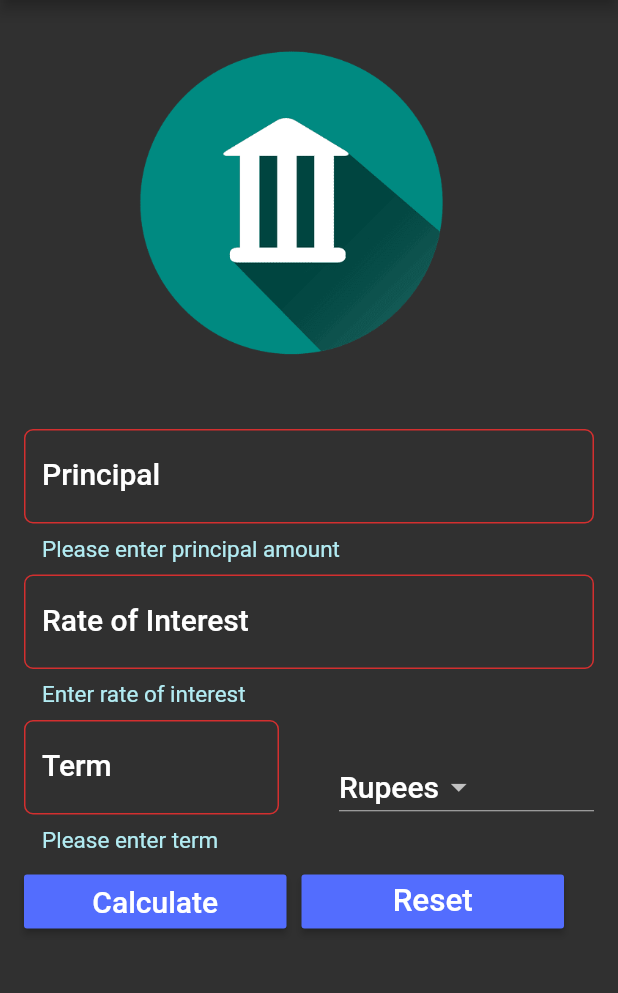
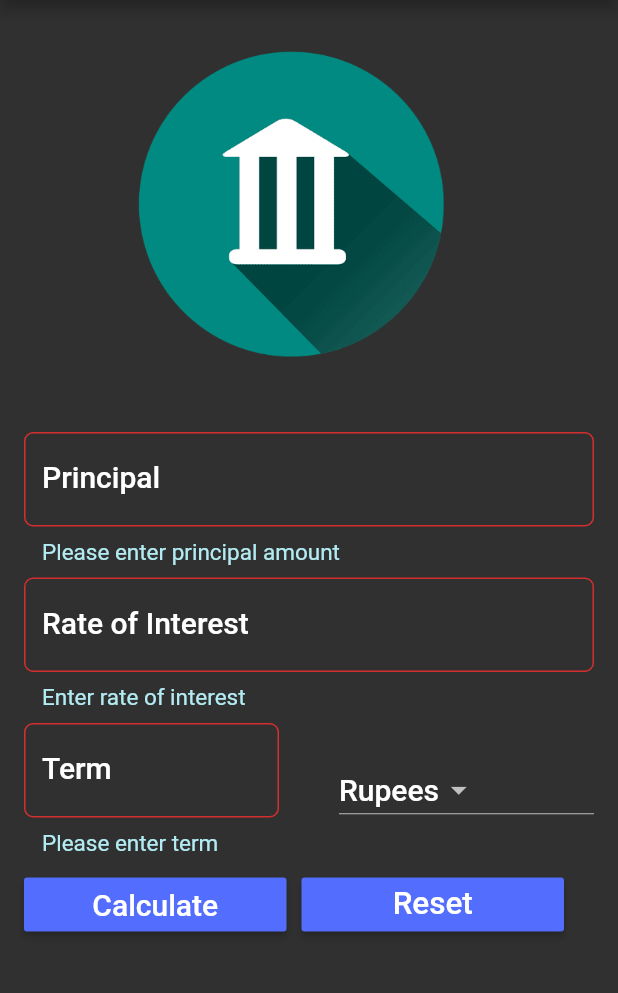
Before and after one commit to Ritikag2906/Simple-Interest-Calculator, a Flutter app: the screen it shows after launch, after a tap on "Calculate", on a phone screen of 412 x 824 dp, the part 84-1077 px from its top. Run offline on Flutter 3.47's test engine with Material 2 defaults, Android fonts, the phone set to English and light mode, and no system bars.

```diff
--- a/lib/main.dart
+++ b/lib/main.dart
@@ -209,8 +209,8 @@ class _SIFormState extends State<SIForm> {
     AssetImage assetImage = AssetImage('images/bnk.png');
     Image image = Image(
       image: assetImage,
-      width: 250.0,
-      height: 250.0,
+      width: 252.0,
+      height: 252.0,
     );
 
     return Center(
```
